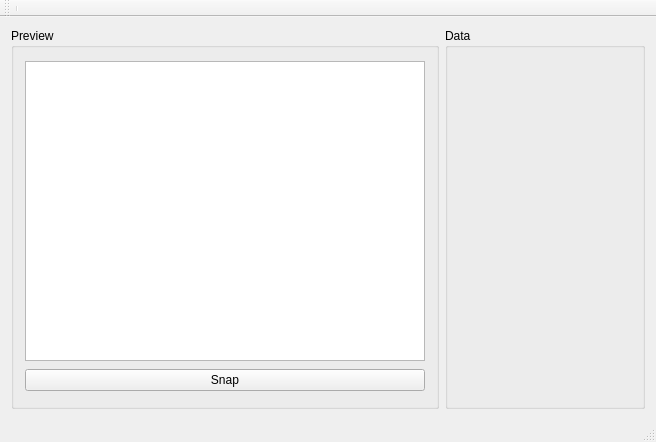
The window that qt_app.ui (yakxxx/seed-aquire) describes before a commit, drawn with Qt 5.
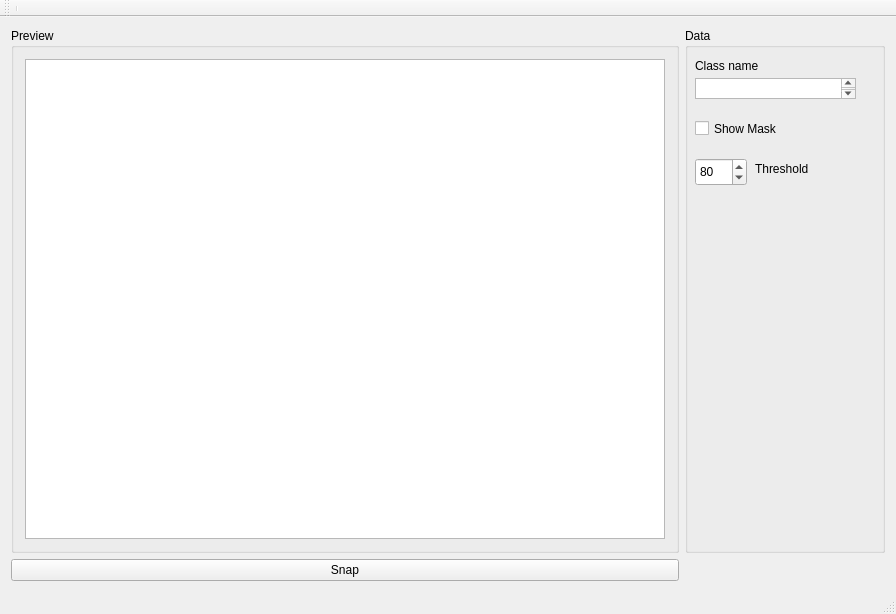
The same window after the commit.

Patch:
```diff
--- a/qt_app.ui
+++ b/qt_app.ui
@@ -6,8 +6,8 @@
    <rect>
     <x>0</x>
     <y>0</y>
-    <width>643</width>
-    <height>442</height>
+    <width>800</width>
+    <height>600</height>
    </rect>
   </property>
   <property name="windowTitle">
@@ -31,8 +31,8 @@
          </property>
          <property name="minimumSize">
           <size>
-           <width>400</width>
-           <height>300</height>
+           <width>640</width>
+           <height>480</height>
           </size>
          </property>
          <property name="baseSize">
@@ -43,13 +43,6 @@
          </property>
         </widget>
        </item>
-       <item>
-        <widget class="QPushButton" name="snap_button">
-         <property name="text">
-          <string>Snap</string>
-         </property>
-        </widget>
-       </item>
       </layout>
      </widget>
     </item>
@@ -70,6 +63,78 @@
       <property name="title">
        <string>Data</string>
       </property>
+      <widget class="QTextEdit" name="class_name">
+       <property name="geometry">
+        <rect>
+         <x>10</x>
+         <y>50</y>
+         <width>161</width>
+         <height>21</height>
+        </rect>
+       </property>
+      </widget>
+      <widget class="QLabel" name="label">
+       <property name="geometry">
+        <rect>
+         <x>10</x>
+         <y>30</y>
+         <width>81</width>
+         <height>16</height>
+        </rect>
+       </property>
+       <property name="text">
+        <string>Class name</string>
+       </property>
+      </widget>
+      <widget class="QCheckBox" name="show_mask">
+       <property name="geometry">
+        <rect>
+         <x>10</x>
+         <y>90</y>
+         <width>101</width>
+         <height>21</height>
+        </rect>
+       </property>
+       <property name="text">
+        <string>Show Mask</string>
+       </property>
+      </widget>
+      <widget class="QSpinBox" name="threshold">
+       <property name="geometry">
+        <rect>
+         <x>10</x>
+         <y>130</y>
+         <width>52</width>
+         <height>28</height>
+        </rect>
+       </property>
+       <property name="maximum">
+        <number>400</number>
+       </property>
+       <property name="value">
+        <number>80</number>
+       </property>
+      </widget>
+      <widget class="QLabel" name="label_2">
+       <property name="geometry">
+        <rect>
+         <x>70</x>
+         <y>130</y>
+         <width>91</width>
+         <height>21</height>
+        </rect>
+       </property>
+       <property name="text">
+        <string>Threshold</string>
+       </property>
+      </widget>
+     </widget>
+    </item>
+    <item row="1" column="0">
+     <widget class="QPushButton" name="snap_button">
+      <property name="text">
+       <string>Snap</string>
+      </property>
      </widget>
     </item>
    </layout>
```
Left out of the diff: 4 changed lines with no effect on the pictures.
